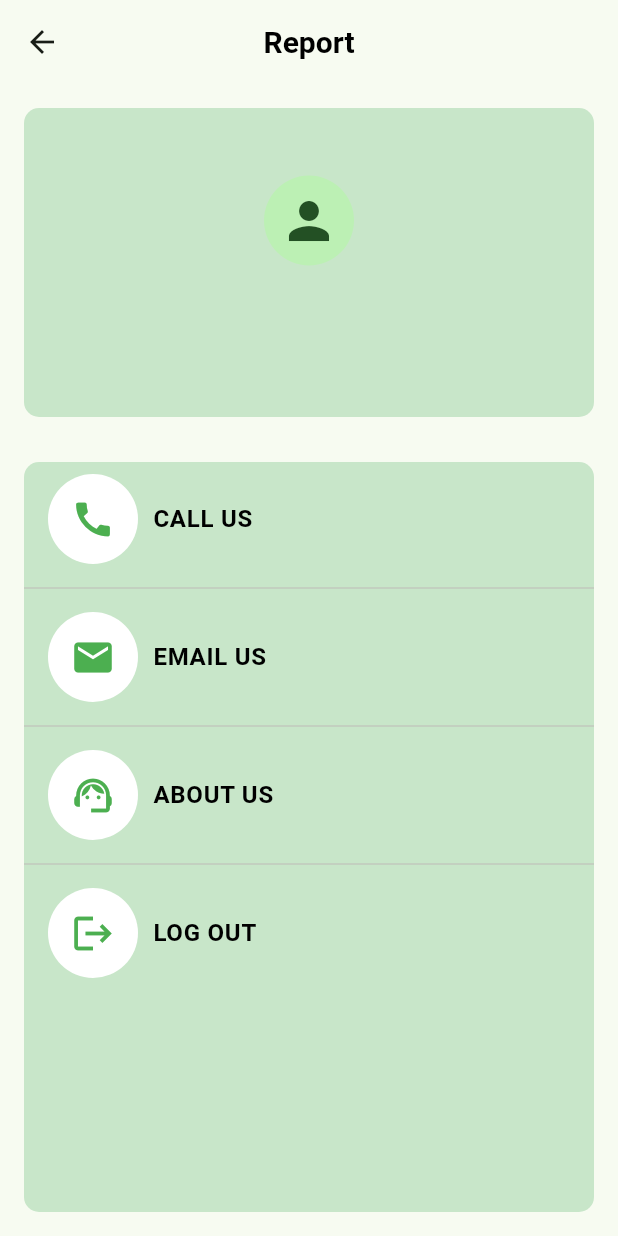
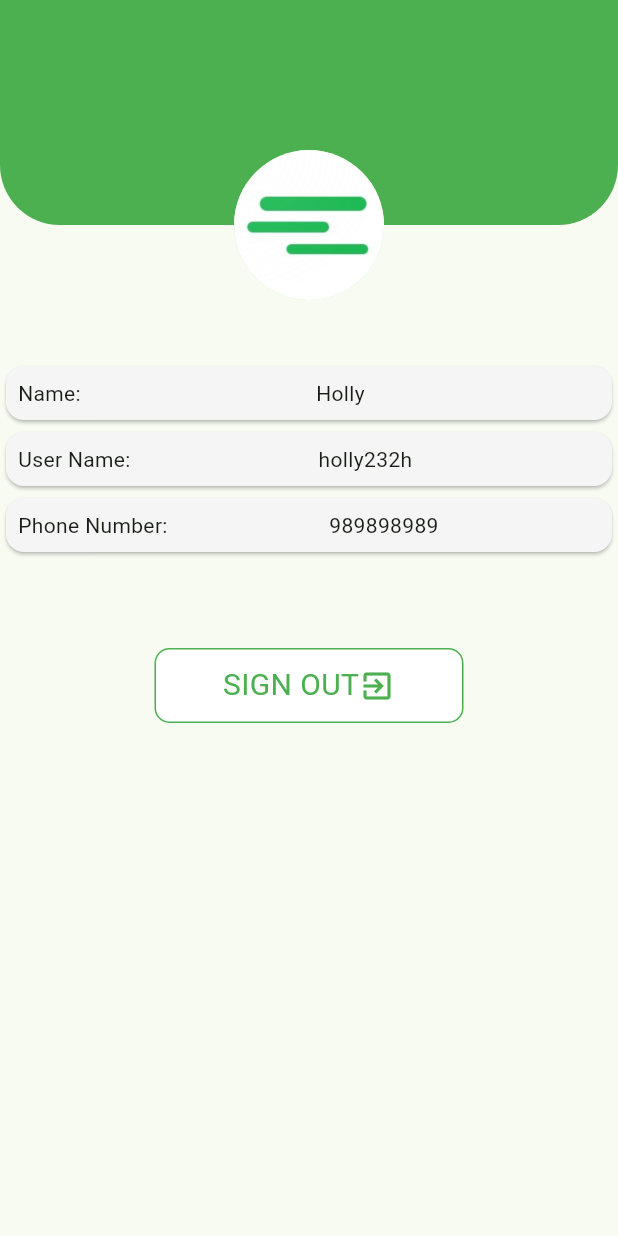
Before and after one commit to 7Webs/Skipee-App, a Flutter app: the ProfileScreen screen opened directly, on a phone screen of 412 x 824 dp. Run offline on Flutter 3.47's test engine with Material 3 defaults, Android fonts, the phone set to English and light mode, and no system bars; our stand-ins replace analog_clock, image_picker, shared_preferences; missing offline and left inert: flutter_barcode_scanner; accounts and stored records are empty.

Commit message:
Added Even Screen, Profile Screen, Approval Screen, Report Screen

```diff
--- a/lib/screens/home/home_bottom_bar.dart
+++ b/lib/screens/home/home_bottom_bar.dart
@@ -1,7 +1,7 @@
 import 'package:assignment/screens/events/events_screen.dart';
 import 'package:assignment/screens/home/home_screen.dart';
-import 'package:assignment/screens/report/report_incident_screen.dart';
 import 'package:assignment/screens/profile/profile_screen.dart';
+import 'package:assignment/screens/report/report_screen.dart';
 import 'package:flutter/material.dart';
 
 class HomeBottomBar extends StatefulWidget {
@@ -26,12 +26,13 @@ class _HomeBottomBarState extends State<HomeBottomBar> {
     final List<Widget> screens = [
       const HomeScreen(),
       const EventsScreen(),
-      const ReportIncidentScreen(),
+      const ReportScreen(),
       const ProfileScreen(),
     ];
     return Scaffold(
       body: screens[_currentIndex],
       bottomNavigationBar: BottomNavigationBar(
+        type: BottomNavigationBarType.fixed,
         showUnselectedLabels: true,
         unselectedItemColor: Colors.black,
         selectedItemColor: Colors.green,
@@ -51,7 +52,7 @@ class _HomeBottomBarState extends State<HomeBottomBar> {
             label: 'Events',
           ),
           BottomNavigationBarItem(
-            icon: Icon(Icons.report),
+            icon: Icon(Icons.phone_android),
             label: 'Report',
           ),
           BottomNavigationBarItem(
--- a/lib/screens/profile/profile_screen.dart
+++ b/lib/screens/profile/profile_screen.dart
@@ -1,8 +1,6 @@
-import 'dart:developer';
 import 'package:assignment/screens/login/login_screen.dart';
 import 'package:flutter/material.dart';
 import 'package:shared_preferences/shared_preferences.dart';
-import 'package:url_launcher/url_launcher.dart';
 
 class ProfileScreen extends StatefulWidget {
   const ProfileScreen({super.key});
@@ -12,28 +10,6 @@ class ProfileScreen extends StatefulWidget {
 }
 
 class _ProfileScreenState extends State<ProfileScreen> {
-  String userName = "User";
-  Future<void> _launchUrl(String url) async {
-    if (await canLaunchUrl(Uri.parse(url))) {
-      await launchUrl(Uri.parse(url));
-    } else {
-      log("here");
-      throw 'Could not launch $url';
-    }
-  }
-
-  @override
-  void initState() {
-    getValue();
-    super.initState();
-  }
-
-  void getValue() async {
-    var pref = await SharedPreferences.getInstance();
-    userName = pref.getString("name")!;
-    setState(() {});
-  }
-
   void logout() async {
     var pref = await SharedPreferences.getInstance();
     pref.setBool("login", false);
@@ -47,106 +23,108 @@ class _ProfileScreenState extends State<ProfileScreen> {
 
   @override
   Widget build(BuildContext context) {
-    List<IconData> icons = [
-      Icons.call,
-      Icons.email,
-      Icons.support_agent,
-      Icons.logout,
-    ];
-
-    List<String> headline = ["CALL US", "EMAIL US", "ABOUT US", "LOG OUT"];
-
-    void onClick(int index) {
-      if (index == 0) {
-        _launchUrl('tel:9377403463');
-      } else if (index == 1) {
-        _launchUrl('mailto:support@example.com');
-      } else if (index == 2) {
-      } else if (index == 3) {
-        logout();
-      }
-    }
-
     return Scaffold(
-      appBar: AppBar(
-        centerTitle: true,
-        title: const Text("Report"),
-        titleTextStyle: const TextStyle(
-            fontWeight: FontWeight.bold, color: Colors.black, fontSize: 20),
-      ),
-      body: Padding(
-        padding: const EdgeInsets.all(16.0),
-        child: Column(
-          mainAxisAlignment: MainAxisAlignment.spaceEvenly,
+      body: Column(
+        children: [
+          Stack(
+            clipBehavior: Clip
+                .none, // Allows overflow of children outside the parent stack
+            alignment: Alignment.topCenter,
             children: [
               Container(
-              decoration: BoxDecoration(
-                color: Colors.green.shade100,
-                borderRadius: BorderRadius.circular(10),
-              ),
-              height: MediaQuery.of(context).size.height * .25,
+                padding: const EdgeInsets.symmetric(horizontal: 16),
+                height: 150,
                 width: MediaQuery.of(context).size.width,
-              child: Column(
-                mainAxisAlignment: MainAxisAlignment.center,
-                children: [
-                  const CircleAvatar(
-                    radius: 30,
-                    child: Icon(
-                      Icons.person,
-                      size: 40,
+                decoration: const BoxDecoration(
+                  color: Colors.green,
+                  borderRadius: BorderRadius.only(
+                    bottomLeft: Radius.circular(40),
+                    bottomRight: Radius.circular(40),
                   ),
                 ),
-                  const SizedBox(height: 20),
-                  Text(
-                    userName,
-                    style: const TextStyle(
-                        fontWeight: FontWeight.bold, fontSize: 25),
+              ),
+              const Positioned(
+                top: 100, // Positioning it to overlap half of the circle avatar
+                child: CircleAvatar(
+                  radius: 50,
+                  backgroundImage: AssetImage('assets/images/icon.png'),
+                ),
               ),
             ],
           ),
-            ),
-            const SizedBox(height: 30),
-            Expanded(
-              child: Container(
-                decoration: BoxDecoration(
-                    color: Colors.green.shade100,
-                    borderRadius: BorderRadius.circular(10)),
-                height: MediaQuery.of(context).size.height,
-                width: MediaQuery.of(context).size.width,
-                child: ListView.separated(
-                  itemCount: headline.length,
-                  separatorBuilder: (context, index) => const Divider(),
-                  itemBuilder: ((context, index) {
-                    return ListTile(
-                      onTap: () => onClick(index),
-                      title: Row(
+          const SizedBox(height: 90),
+          Card(
+            color: Colors.grey.shade100,
+            child: const Padding(
+              padding: EdgeInsets.all(8.0),
+              child: Row(
+                mainAxisAlignment: MainAxisAlignment.spaceBetween,
                 children: [
-                          CircleAvatar(
-                            maxRadius: 30,
-                            foregroundColor: Colors.green,
-                            backgroundColor: Colors.white,
-                            child: Icon(
-                              icons[index],
-                              size: 30,
+                  Text('Name:'),
+                  Text('Holly'),
+                  SizedBox(),
+                ],
               ),
             ),
-                          const SizedBox(width: 10),
-                          Text(
-                            headline[index],
-                            style: const TextStyle(
-                                fontWeight: FontWeight.bold,
-                                color: Colors.black),
-                          )
+          ),
+          Card(
+            color: Colors.grey.shade100,
+            child: const Padding(
+              padding: EdgeInsets.all(8.0),
+              child: Row(
+                mainAxisAlignment: MainAxisAlignment.spaceBetween,
+                children: [
+                  Text('User Name:'),
+                  Text('holly232h'),
+                  SizedBox(),
                 ],
               ),
-                    );
-                  }),
+            ),
+          ),
+          Card(
+            color: Colors.grey.shade100,
+            child: const Padding(
+              padding: EdgeInsets.all(8.0),
+              child: Row(
+                mainAxisAlignment: MainAxisAlignment.spaceBetween,
+                children: [
+                  Text('Phone Number:'),
+                  Text('989898989'),
+                  SizedBox(),
+                ],
+              ),
+            ),
+          ),
+          const SizedBox(height: 60),
+          Center(
+            child: InkWell(
+              onTap: logout,
+              child: Container(
+                width: MediaQuery.of(context).size.width * 0.5,
+                height: 50,
+                decoration: BoxDecoration(
+                  color: Colors.white,
+                  border: Border.all(color: Colors.green),
+                  borderRadius: BorderRadius.circular(10),
+                ),
+                child: const Row(
+                  mainAxisAlignment: MainAxisAlignment.center,
+                  children: [
+                    Text(
+                      'SIGN OUT',
+                      style: TextStyle(fontSize: 20, color: Colors.green),
+                    ),
+                    Icon(
+                      Icons.exit_to_app,
+                      color: Colors.green,
+                    ),
+                  ],
+                ),
               ),
             ),
           ),
         ],
       ),
-      ),
     );
   }
 }
```
Also changed, not shown: lib/extras/profile_screen.dart (added, +154 -0 lines), lib/extras/search_screen.dart (deleted, +0 -15 lines), lib/main.dart (+7 -2 lines), lib/screens/events/events_screen.dart (+13 -4 lines), lib/screens/home/home_screen.dart (+3 -6 lines), lib/screens/report/report_screen.dart (added, +285 -0 lines), lib/extras/report_incident_screen.dart (renamed from lib/screens/report/report_incident_screen.dart), lib/splash_screen.dart (renamed from lib/screens/splash_screen.dart). Lines whose indentation alone changed are shown as unchanged.
